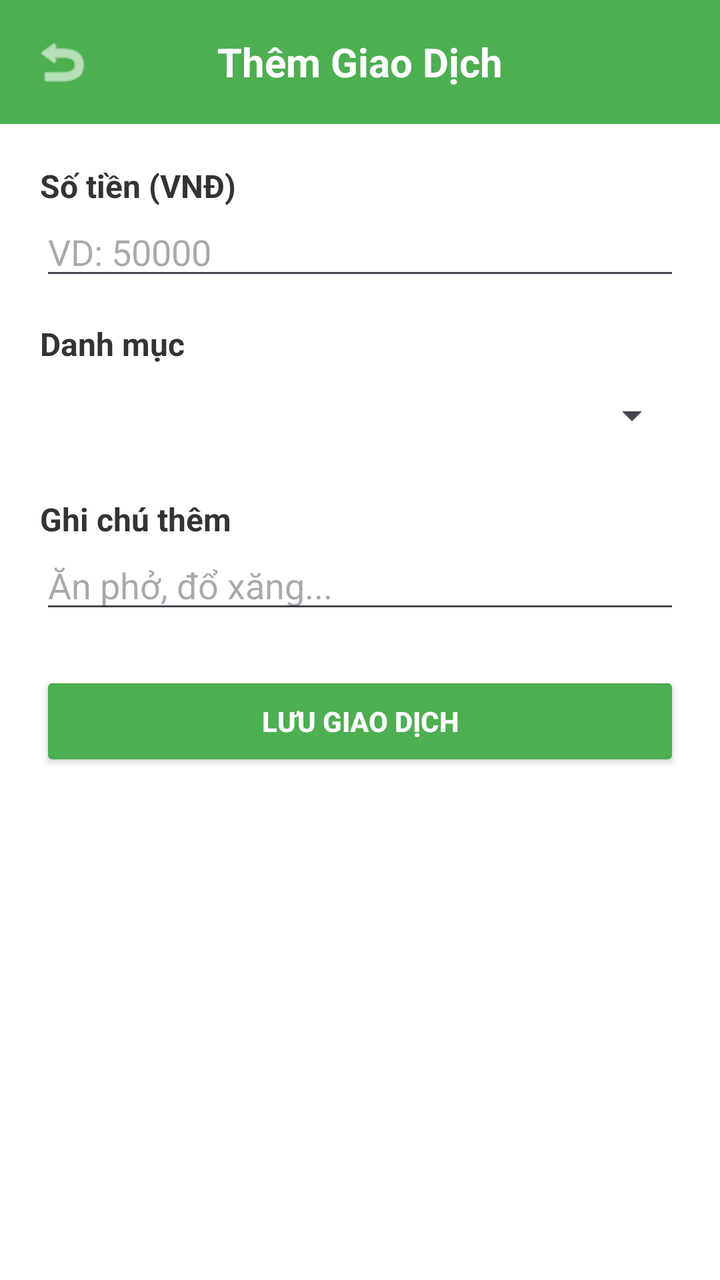
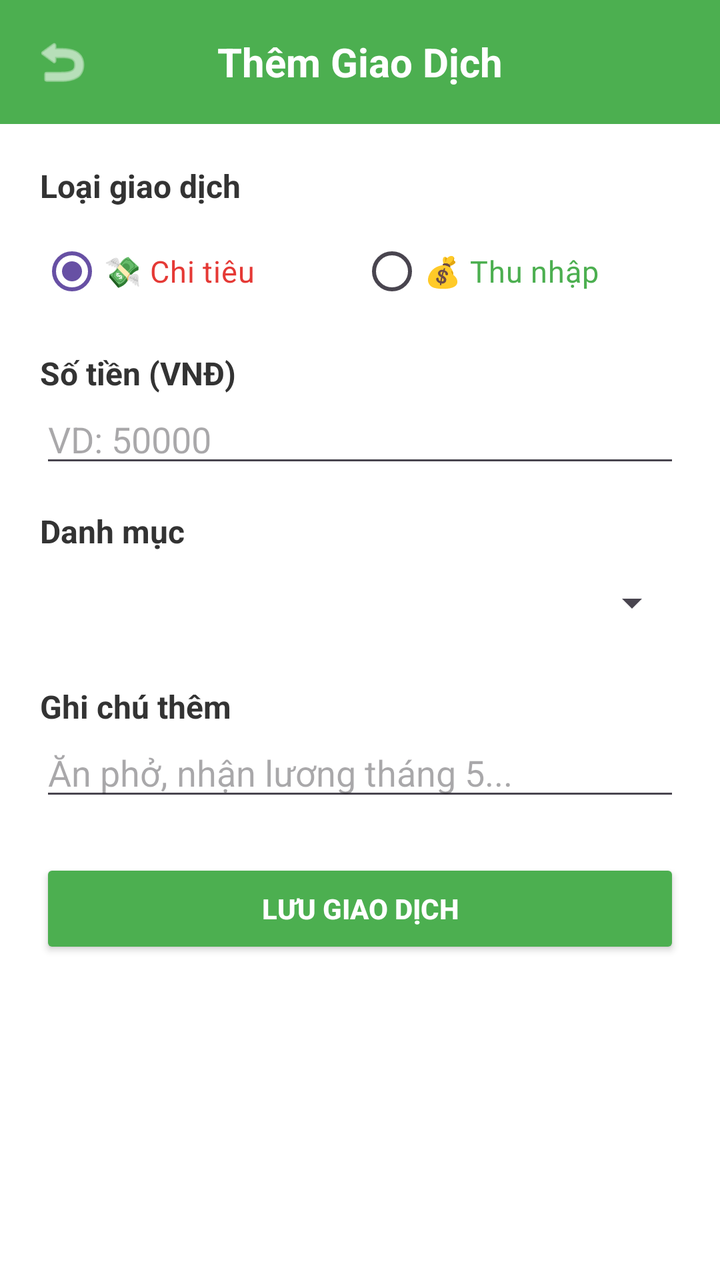

An Android layout rendered at two revisions. The XML below is the earlier revision; the diff shows what the commit changed to produce the second picture.
<!-- AndroidManifest.xml: application theme Theme.QuanLyChiTieu -->
<!-- res/layout/activity_add_transaction.xml -->
<?xml version="1.0" encoding="utf-8"?>
<LinearLayout xmlns:android="http://schemas.android.com/apk/res/android"
    xmlns:app="http://schemas.android.com/apk/res-auto"
    android:layout_width="match_parent"
    android:layout_height="match_parent"
    android:orientation="vertical"
    android:background="#FFFFFF">

    <LinearLayout
        android:layout_width="match_parent"
        android:layout_height="wrap_content"
        android:orientation="horizontal"
        android:background="#4CAF50"
        android:padding="16dp"
        android:gravity="center_vertical">

        <ImageView
            android:id="@+id/btnBackAdd"
            android:layout_width="30dp"
            android:layout_height="30dp"
            android:src="@android:drawable/ic_menu_revert"
            app:tint="#FFFFFF"
            android:background="?attr/selectableItemBackgroundBorderless"
            android:clickable="true"
            android:focusable="true"/>

        <TextView
            android:layout_width="0dp"
            android:layout_height="wrap_content"
            android:layout_weight="1"
            android:text="Thêm Giao Dịch"
            android:textSize="20sp"
            android:textStyle="bold"
            android:textColor="#FFFFFF"
            android:gravity="center"
            android:layout_marginEnd="30dp"/>
    </LinearLayout>

    <LinearLayout
        android:layout_width="match_parent"
        android:layout_height="wrap_content"
        android:orientation="vertical"
        android:padding="20dp">

        <TextView
            android:layout_width="wrap_content"
            android:layout_height="wrap_content"
            android:text="Số tiền (VNĐ)"
            android:textSize="16sp"
            android:textStyle="bold"
            android:textColor="#333333"/>

        <EditText
            android:id="@+id/etAmount"
            android:layout_width="match_parent"
            android:layout_height="wrap_content"
            android:hint="VD: 50000"
            android:inputType="number"
            android:layout_marginBottom="16dp" />

        <TextView
            android:layout_width="wrap_content"
            android:layout_height="wrap_content"
            android:text="Danh mục"
            android:textSize="16sp"
            android:textStyle="bold"
            android:textColor="#333333"/>

        <Spinner
            android:id="@+id/spinnerCategory"
            android:layout_width="match_parent"
            android:layout_height="50dp"
            android:layout_marginBottom="16dp" />

        <TextView
            android:layout_width="wrap_content"
            android:layout_height="wrap_content"
            android:text="Ghi chú thêm"
            android:textSize="16sp"
            android:textStyle="bold"
            android:textColor="#333333"/>

        <EditText
            android:id="@+id/etNote"
            android:layout_width="match_parent"
            android:layout_height="wrap_content"
            android:hint="Ăn phở, đổ xăng..."
            android:layout_marginBottom="24dp" />

        <Button
            android:id="@+id/btnSave"
            android:layout_width="match_parent"
            android:layout_height="50dp"
            android:text="LƯU GIAO DỊCH"
            android:backgroundTint="#4CAF50"
            android:textStyle="bold"
            android:textColor="@android:color/white" />
    </LinearLayout>
</LinearLayout>
<!-- resources referenced by this layout -->
<resources>
  <style name="Theme.QuanLyChiTieu" parent="Base.Theme.QuanLyChiTieu" />
  <style name="Base.Theme.QuanLyChiTieu" parent="Theme.Material3.DayNight.NoActionBar">
          
          
      </style>
</resources>

<!-- the commit's change to res/layout/activity_add_transaction.xml (unified diff, before → after) -->
@@ -45,6 +45,42 @@
         <TextView
             android:layout_width="wrap_content"
             android:layout_height="wrap_content"
+            android:text="Loại giao dịch"
+            android:textSize="16sp"
+            android:textStyle="bold"
+            android:textColor="#333333"
+            android:layout_marginBottom="8dp"/>
+
+        <RadioGroup
+            android:id="@+id/rgType"
+            android:layout_width="match_parent"
+            android:layout_height="wrap_content"
+            android:orientation="horizontal"
+            android:layout_marginBottom="16dp">
+
+            <RadioButton
+                android:id="@+id/rbExpense"
+                android:layout_width="0dp"
+                android:layout_height="wrap_content"
+                android:layout_weight="1"
+                android:text="💸 Chi tiêu"
+                android:textSize="15sp"
+                android:textColor="#E53935"
+                android:checked="true"/>
+
+            <RadioButton
+                android:id="@+id/rbIncome"
+                android:layout_width="0dp"
+                android:layout_height="wrap_content"
+                android:layout_weight="1"
+                android:text="💰 Thu nhập"
+                android:textSize="15sp"
+                android:textColor="#4CAF50"/>
+        </RadioGroup>
+
+        <TextView
+            android:layout_width="wrap_content"
+            android:layout_height="wrap_content"
             android:text="Số tiền (VNĐ)"
             android:textSize="16sp"
             android:textStyle="bold"
@@ -84,7 +120,7 @@
             android:id="@+id/etNote"
             android:layout_width="match_parent"
             android:layout_height="wrap_content"
-            android:hint="Ăn phở, đổ xăng..."
+            android:hint="Ăn phở, nhận lương tháng 5..."
             android:layout_marginBottom="24dp" />
 
         <Button
